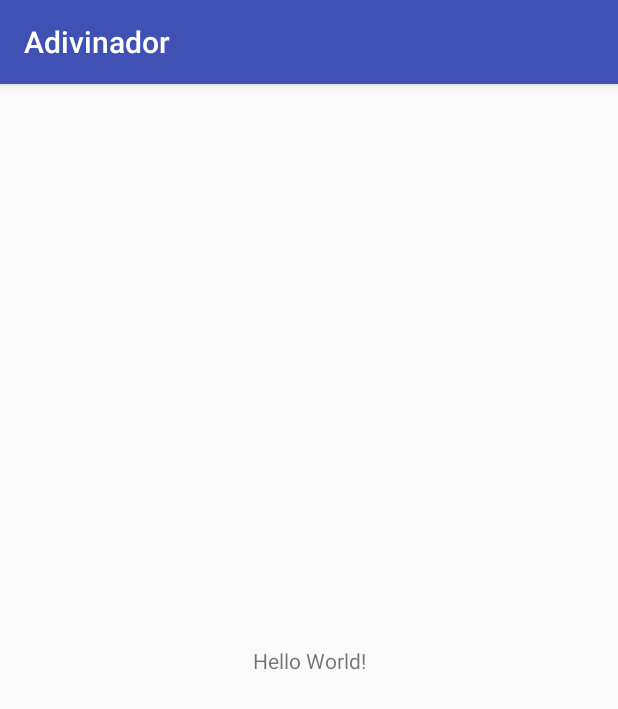
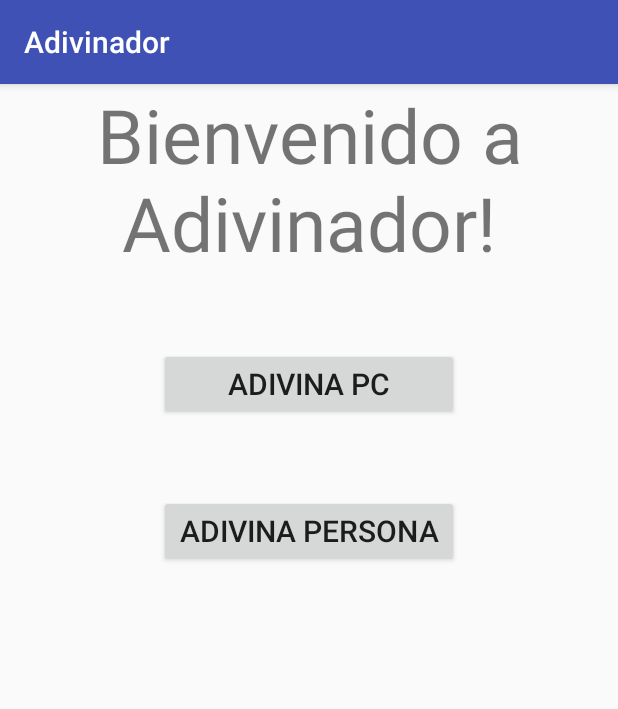
Before and after one commit to RodriYanez/Adivinador, an Android app: the screen it shows after launch (MainActivity), on a phone screen of 412 x 824 dp. Shown: the top 709 px of the screen. Run offline under Robolectric (Android 15) with nearby library versions, the phone set to English and light mode, and no system bars.

Commit message:
Layout del main y del Adivina PC creados.

```diff
--- a/app/src/main/AndroidManifest.xml
+++ b/app/src/main/AndroidManifest.xml
@@ -16,6 +16,8 @@
                 <category android:name="android.intent.category.LAUNCHER" />
             </intent-filter>
         </activity>
+        <activity android:name=".AdivinaPersonaActivity" />
+        <activity android:name=".AdivinaPCActivity"></activity>
     </application>
 
 </manifest>
--- a/app/src/main/java/com/example/rodrigoyanez/adivinador/MainActivity.java
+++ b/app/src/main/java/com/example/rodrigoyanez/adivinador/MainActivity.java
@@ -1,13 +1,28 @@
 package com.example.rodrigoyanez.adivinador;
 
+import android.content.Intent;
 import android.support.v7.app.AppCompatActivity;
 import android.os.Bundle;
+import android.view.View;
+import android.widget.Button;
 
 public class MainActivity extends AppCompatActivity {
+
+    private Button btnAdivinaPC;
 
     @Override
     protected void onCreate(Bundle savedInstanceState) {
         super.onCreate(savedInstanceState);
         setContentView(R.layout.activity_main);
+
+        btnAdivinaPC = (Button) findViewById(R.id.btnAdivinaPC);
+
+        btnAdivinaPC.setOnClickListener(new View.OnClickListener() {
+            @Override
+            public void onClick(View v) {
+                Intent intent = new Intent(MainActivity.this, AdivinaPCActivity.class);
+                MainActivity.this.startActivity(intent);
+            }
+        });
     }
 }
--- a/app/src/main/res/layout/activity_main.xml
+++ b/app/src/main/res/layout/activity_main.xml
@@ -1,18 +1,36 @@
 <?xml version="1.0" encoding="utf-8"?>
-<android.support.constraint.ConstraintLayout xmlns:android="http://schemas.android.com/apk/res/android"
+<LinearLayout
+    xmlns:android="http://schemas.android.com/apk/res/android"
+    xmlns:tools="http://schemas.android.com/tools"
     xmlns:app="http://schemas.android.com/apk/res-auto"
-    xmlns:tools="http://schemas.android.com/tools"
     android:layout_width="match_parent"
     android:layout_height="match_parent"
-    tools:context=".MainActivity">
+    tools:context=".MainActivity"
+    android:orientation="vertical">
+
 
     <TextView
         android:layout_width="wrap_content"
         android:layout_height="wrap_content"
-        android:text="Hello World!"
-        app:layout_constraintBottom_toBottomOf="parent"
-        app:layout_constraintLeft_toLeftOf="parent"
-        app:layout_constraintRight_toRightOf="parent"
-        app:layout_constraintTop_toTopOf="parent" />
+        android:text="Bienvenido a Adivinador!"
+        android:textSize="50sp"
+        android:gravity="center"
+        android:layout_gravity="center_horizontal" />
+    <Button
+        android:id="@+id/btnAdivinaPC"
+        android:layout_width="200dp"
+        android:layout_height="wrap_content"
+        android:layout_gravity="center_horizontal"
+        android:text="Adivina PC"
+        android:textSize="20dp"
+        android:layout_marginTop="50dp"/>
+    <Button
+        android:id="@+id/btnAdivinaPersona"
+        android:layout_width="200dp"
+        android:layout_height="wrap_content"
+        android:layout_gravity="center_horizontal"
+        android:text="adivina Persona"
+        android:textSize="20dp"
+        android:layout_marginTop="50dp"/>
 
-</android.support.constraint.ConstraintLayout>
+</LinearLayout>
```
Also changed, not shown: app/src/main/java/com/example/rodrigoyanez/adivinador/AdivinaPCActivity.java (added, +32 -0 lines), app/src/main/res/layout/activity_adivina_pc.xml (added, +50 -0 lines).
